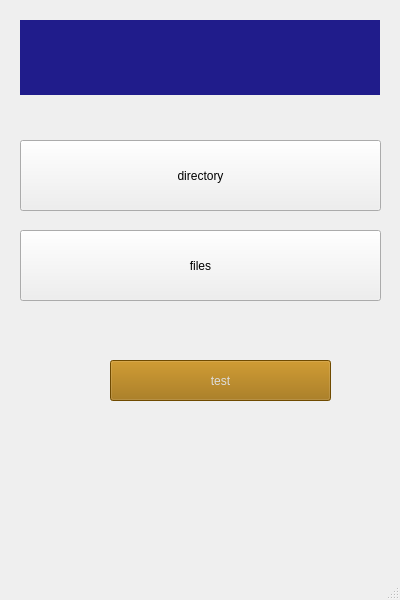
il721/EasyBack, file ui/ui_MainWindow.ui: the form before one commit.
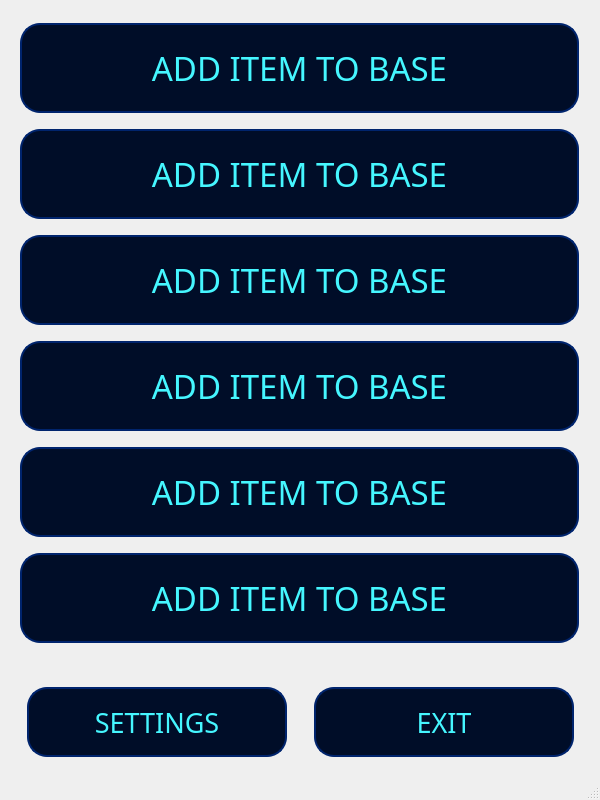
The form after the commit. Icons and pictures are not drawn.

What changed in the file:
```diff
--- a/ui/ui_MainWindow.ui
+++ b/ui/ui_MainWindow.ui
@@ -6,87 +6,492 @@
    <rect>
     <x>0</x>
     <y>0</y>
-    <width>400</width>
-    <height>600</height>
+    <width>600</width>
+    <height>800</height>
    </rect>
   </property>
+  <property name="maximumSize">
+   <size>
+    <width>600</width>
+    <height>800</height>
+   </size>
+  </property>
   <property name="windowTitle">
    <string>MainWindow</string>
   </property>
+  <property name="windowOpacity">
+   <double>0.900000000000000</double>
+  </property>
+  <property name="styleSheet">
+   <string notr="true">*{
+	background-image: url(:/images/images/bg_Main.png);
+}
+
+centralwidget {
+	background-image: url(:/images/images/bg_Main.png);
+}
+QPushBatton {
+	background-color: rgb(0, 13, 40);
+	border-color: rgb(0, 36, 109);
+}
+QPushBatton:hover {
+	background-color: rgb(63, 121, 197);
+	border-color: rgb(0, 36, 109);
+}
+QPushBatton:pressed {
+	background-color: rgb(100,100,100);
+	border-color: rgb(0, 36, 109);
+}</string>
+  </property>
   <widget class="QWidget" name="centralwidget">
-   <widget class="QLabel" name="out">
+   <widget class="QWidget" name="">
     <property name="geometry">
      <rect>
       <x>20</x>
-      <y>20</y>
-      <width>360</width>
-      <height>75</height>
+      <y>0</y>
+      <width>561</width>
+      <height>763</height>
      </rect>
     </property>
-    <property name="styleSheet">
-     <string notr="true">background-color: rgb(32, 28, 139);
-font: 20pt &quot;Segoe UI&quot;;
-color: rgb(209, 209, 209);</string>
-    </property>
-    <property name="text">
-     <string/>
-    </property>
-    <property name="scaledContents">
-     <bool>false</bool>
-    </property>
-   </widget>
-   <widget class="QPushButton" name="dir">
-    <property name="enabled">
-     <bool>true</bool>
-    </property>
-    <property name="geometry">
-     <rect>
-      <x>20</x>
-      <y>140</y>
-      <width>361</width>
-      <height>71</height>
-     </rect>
-    </property>
-    <property name="text">
-     <string>directory</string>
-    </property>
-   </widget>
-   <widget class="QPushButton" name="files">
-    <property name="geometry">
-     <rect>
-      <x>20</x>
-      <y>230</y>
-      <width>361</width>
-      <height>71</height>
-     </rect>
-    </property>
-    <property name="text">
-     <string>files</string>
-    </property>
-   </widget>
-   <widget class="QPushButton" name="test">
-    <property name="geometry">
-     <rect>
-      <x>110</x>
-      <y>360</y>
-      <width>221</width>
-      <height>41</height>
-     </rect>
-    </property>
-    <property name="styleSheet">
-     <string notr="true">color: rgb(221, 221, 221);
+    <layout class="QVBoxLayout" name="verticalLayout">
+     <property name="spacing">
+      <number>15</number>
+     </property>
+     <item>
+      <widget class="QPushButton" name="dir">
+       <property name="enabled">
+        <bool>true</bool>
+       </property>
+       <property name="sizePolicy">
+        <sizepolicy hsizetype="Maximum" vsizetype="Maximum">
+         <horstretch>0</horstretch>
+         <verstretch>0</verstretch>
+        </sizepolicy>
+       </property>
+       <property name="minimumSize">
+        <size>
+         <width>559</width>
+         <height>90</height>
+        </size>
+       </property>
+       <property name="maximumSize">
+        <size>
+         <width>559</width>
+         <height>45</height>
+        </size>
+       </property>
+       <property name="font">
+        <font>
+         <family>Lexend Light</family>
+         <pointsize>25</pointsize>
+         <italic>false</italic>
+         <bold>false</bold>
+        </font>
+       </property>
+       <property name="layoutDirection">
+        <enum>Qt::LeftToRight</enum>
+       </property>
+       <property name="styleSheet">
+        <string notr="true">border: 2px solid rgb(0, 36, 109);
+color: rgb(69, 246, 255);
 
-background-color: rgb(156, 104, 0);</string>
-    </property>
-    <property name="text">
-     <string>test</string>
-    </property>
-    <property name="iconSize">
-     <size>
-      <width>24</width>
-      <height>24</height>
-     </size>
-    </property>
+background-color: rgb(0, 13, 40);
+border-color: rgb(0, 36, 109);
+border-radius: 20px;</string>
+       </property>
+       <property name="text">
+        <string>ADD ITEM TO BASE</string>
+       </property>
+       <property name="iconSize">
+        <size>
+         <width>42</width>
+         <height>42</height>
+        </size>
+       </property>
+      </widget>
+     </item>
+     <item>
+      <widget class="QPushButton" name="dir_2">
+       <property name="enabled">
+        <bool>true</bool>
+       </property>
+       <property name="sizePolicy">
+        <sizepolicy hsizetype="Maximum" vsizetype="Maximum">
+         <horstretch>0</horstretch>
+         <verstretch>0</verstretch>
+        </sizepolicy>
+       </property>
+       <property name="minimumSize">
+        <size>
+         <width>559</width>
+         <height>90</height>
+        </size>
+       </property>
+       <property name="maximumSize">
+        <size>
+         <width>559</width>
+         <height>45</height>
+        </size>
+       </property>
+       <property name="font">
+        <font>
+         <family>Lexend Light</family>
+         <pointsize>25</pointsize>
+         <italic>false</italic>
+         <bold>false</bold>
+        </font>
+       </property>
+       <property name="layoutDirection">
+        <enum>Qt::LeftToRight</enum>
+       </property>
+       <property name="styleSheet">
+        <string notr="true">border: 2px solid rgb(0, 36, 109);
+color: rgb(69, 246, 255);
+
+background-color: rgb(0, 13, 40);
+border-color: rgb(0, 36, 109);
+border-radius: 20px;</string>
+       </property>
+       <property name="text">
+        <string>ADD ITEM TO BASE</string>
+       </property>
+       <property name="iconSize">
+        <size>
+         <width>42</width>
+         <height>42</height>
+        </size>
+       </property>
+      </widget>
+     </item>
+     <item>
+      <widget class="QPushButton" name="dir_3">
+       <property name="enabled">
+        <bool>true</bool>
+       </property>
+       <property name="sizePolicy">
+        <sizepolicy hsizetype="Maximum" vsizetype="Maximum">
+         <horstretch>0</horstretch>
+         <verstretch>0</verstretch>
+        </sizepolicy>
+       </property>
+       <property name="minimumSize">
+        <size>
+         <width>559</width>
+         <height>90</height>
+        </size>
+       </property>
+       <property name="maximumSize">
+        <size>
+         <width>559</width>
+         <height>45</height>
+        </size>
+       </property>
+       <property name="font">
+        <font>
+         <family>Lexend Light</family>
+         <pointsize>25</pointsize>
+         <italic>false</italic>
+         <bold>false</bold>
+        </font>
+       </property>
+       <property name="layoutDirection">
+        <enum>Qt::LeftToRight</enum>
+       </property>
+       <property name="styleSheet">
+        <string notr="true">border: 2px solid rgb(0, 36, 109);
+color: rgb(69, 246, 255);
+
+background-color: rgb(0, 13, 40);
+border-color: rgb(0, 36, 109);
+border-radius: 20px;</string>
+       </property>
+       <property name="text">
+        <string>ADD ITEM TO BASE</string>
+       </property>
+       <property name="iconSize">
+        <size>
+         <width>42</width>
+         <height>42</height>
+        </size>
+       </property>
+      </widget>
+     </item>
+     <item>
+      <widget class="QPushButton" name="dir_4">
+       <property name="enabled">
+        <bool>true</bool>
+       </property>
+       <property name="sizePolicy">
+        <sizepolicy hsizetype="Maximum" vsizetype="Maximum">
+         <horstretch>0</horstretch>
+         <verstretch>0</verstretch>
+        </sizepolicy>
+       </property>
+       <property name="minimumSize">
+        <size>
+         <width>559</width>
+         <height>90</height>
+        </size>
+       </property>
+       <property name="maximumSize">
+        <size>
+         <width>559</width>
+         <height>45</height>
+        </size>
+       </property>
+       <property name="font">
+        <font>
+         <family>Lexend Light</family>
+         <pointsize>25</pointsize>
+         <italic>false</italic>
+         <bold>false</bold>
+        </font>
+       </property>
+       <property name="layoutDirection">
+        <enum>Qt::LeftToRight</enum>
+       </property>
+       <property name="styleSheet">
+        <string notr="true">border: 2px solid rgb(0, 36, 109);
+color: rgb(69, 246, 255);
+
+background-color: rgb(0, 13, 40);
+border-color: rgb(0, 36, 109);
+border-radius: 20px;</string>
+       </property>
+       <property name="text">
+        <string>ADD ITEM TO BASE</string>
+       </property>
+       <property name="iconSize">
+        <size>
+         <width>42</width>
+         <height>42</height>
+        </size>
+       </property>
+      </widget>
+     </item>
+     <item>
+      <widget class="QPushButton" name="dir_5">
+       <property name="enabled">
+        <bool>true</bool>
+       </property>
+       <property name="sizePolicy">
+        <sizepolicy hsizetype="Maximum" vsizetype="Maximum">
+         <horstretch>0</horstretch>
+         <verstretch>0</verstretch>
+        </sizepolicy>
+       </property>
+       <property name="minimumSize">
+        <size>
+         <width>559</width>
+         <height>90</height>
+        </size>
+       </property>
+       <property name="maximumSize">
+        <size>
+         <width>559</width>
+         <height>45</height>
+        </size>
+       </property>
+       <property name="font">
+        <font>
+         <family>Lexend Light</family>
+         <pointsize>25</pointsize>
+         <italic>false</italic>
+         <bold>false</bold>
+        </font>
+       </property>
+       <property name="layoutDirection">
+        <enum>Qt::LeftToRight</enum>
+       </property>
+       <property name="styleSheet">
+        <string notr="true">border: 2px solid rgb(0, 36, 109);
+color: rgb(69, 246, 255);
+
+background-color: rgb(0, 13, 40);
+border-color: rgb(0, 36, 109);
+border-radius: 20px;</string>
+       </property>
+       <property name="text">
+        <string>ADD ITEM TO BASE</string>
+       </property>
+       <property name="iconSize">
+        <size>
+         <width>42</width>
+         <height>42</height>
+        </size>
+       </property>
+      </widget>
+     </item>
+     <item>
+      <widget class="QPushButton" name="dir_6">
+       <property name="enabled">
+        <bool>true</bool>
+       </property>
+       <property name="sizePolicy">
+        <sizepolicy hsizetype="Maximum" vsizetype="Maximum">
+         <horstretch>0</horstretch>
+         <verstretch>0</verstretch>
+        </sizepolicy>
+       </property>
+       <property name="minimumSize">
+        <size>
+         <width>559</width>
+         <height>90</height>
+        </size>
+       </property>
+       <property name="maximumSize">
+        <size>
+         <width>559</width>
+         <height>45</height>
+        </size>
+       </property>
+       <property name="font">
+        <font>
+         <family>Lexend Light</family>
+         <pointsize>25</pointsize>
+         <italic>false</italic>
+         <bold>false</bold>
+        </font>
+       </property>
+       <property name="layoutDirection">
+        <enum>Qt::LeftToRight</enum>
+       </property>
+       <property name="styleSheet">
+        <string notr="true">border: 2px solid rgb(0, 36, 109);
+color: rgb(69, 246, 255);
+
+background-color: rgb(0, 13, 40);
+border-color: rgb(0, 36, 109);
+border-radius: 20px;</string>
+       </property>
+       <property name="text">
+        <string>ADD ITEM TO BASE</string>
+       </property>
+       <property name="iconSize">
+        <size>
+         <width>42</width>
+         <height>42</height>
+        </size>
+       </property>
+      </widget>
+     </item>
+     <item>
+      <layout class="QHBoxLayout" name="horizontalLayout">
+       <property name="spacing">
+        <number>20</number>
+       </property>
+       <property name="topMargin">
+        <number>50</number>
+       </property>
+       <item>
+        <widget class="QPushButton" name="settings">
+         <property name="enabled">
+          <bool>true</bool>
+         </property>
+         <property name="sizePolicy">
+          <sizepolicy hsizetype="Maximum" vsizetype="Maximum">
+           <horstretch>0</horstretch>
+           <verstretch>0</verstretch>
+          </sizepolicy>
+         </property>
+         <property name="minimumSize">
+          <size>
+           <width>260</width>
+           <height>70</height>
+          </size>
+         </property>
+         <property name="maximumSize">
+          <size>
+           <width>260</width>
+           <height>70</height>
+          </size>
+         </property>
+         <property name="font">
+          <font>
+           <family>Lexend Light</family>
+           <pointsize>20</pointsize>
+           <italic>false</italic>
+           <bold>false</bold>
+          </font>
+         </property>
+         <property name="layoutDirection">
+          <enum>Qt::LeftToRight</enum>
+         </property>
+         <property name="styleSheet">
+          <string notr="true">border: 2px solid rgb(0, 36, 109);
+color: rgb(69, 246, 255);
+
+background-color: rgb(0, 13, 40);
+border-color: rgb(0, 36, 109);
+border-radius: 20px;</string>
+         </property>
+         <property name="text">
+          <string>SETTINGS</string>
+         </property>
+         <property name="iconSize">
+          <size>
+           <width>42</width>
+           <height>42</height>
+          </size>
+         </property>
+        </widget>
+       </item>
+       <item>
+        <widget class="QPushButton" name="exit">
+         <property name="enabled">
+          <bool>true</bool>
+         </property>
+         <property name="sizePolicy">
+          <sizepolicy hsizetype="Maximum" vsizetype="Maximum">
+           <horstretch>0</horstretch>
+           <verstretch>0</verstretch>
+          </sizepolicy>
+         </property>
+         <property name="minimumSize">
+          <size>
+           <width>260</width>
+           <height>70</height>
+          </size>
+         </property>
+         <property name="maximumSize">
+          <size>
+           <width>260</width>
+           <height>70</height>
+          </size>
+         </property>
+         <property name="font">
+          <font>
+           <family>Lexend Light</family>
+           <pointsize>20</pointsize>
+           <italic>false</italic>
+           <bold>false</bold>
+          </font>
+         </property>
+         <property name="layoutDirection">
+          <enum>Qt::LeftToRight</enum>
+         </property>
+         <property name="styleSheet">
+          <string notr="true">border: 2px solid rgb(0, 36, 109);
+color: rgb(69, 246, 255);
+
+background-color: rgb(0, 13, 40);
+border-color: rgb(0, 36, 109);
+border-radius: 20px;</string>
+         </property>
+         <property name="text">
+          <string>EXIT</string>
+         </property>
+         <property name="iconSize">
+          <size>
+           <width>42</width>
+           <height>42</height>
+          </size>
+         </property>
+        </widget>
+       </item>
+      </layout>
+     </item>
+    </layout>
    </widget>
   </widget>
   <widget class="QMenuBar" name="menubar">
```
Left out of the diff: 6 changed lines with no effect on the pictures.
